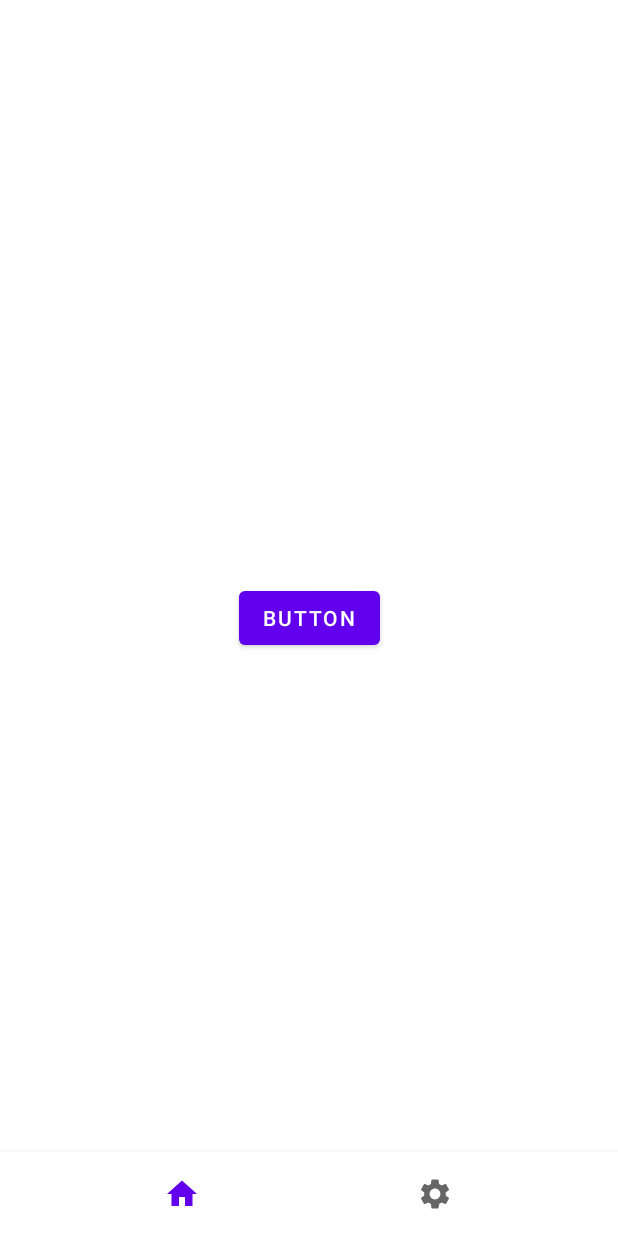
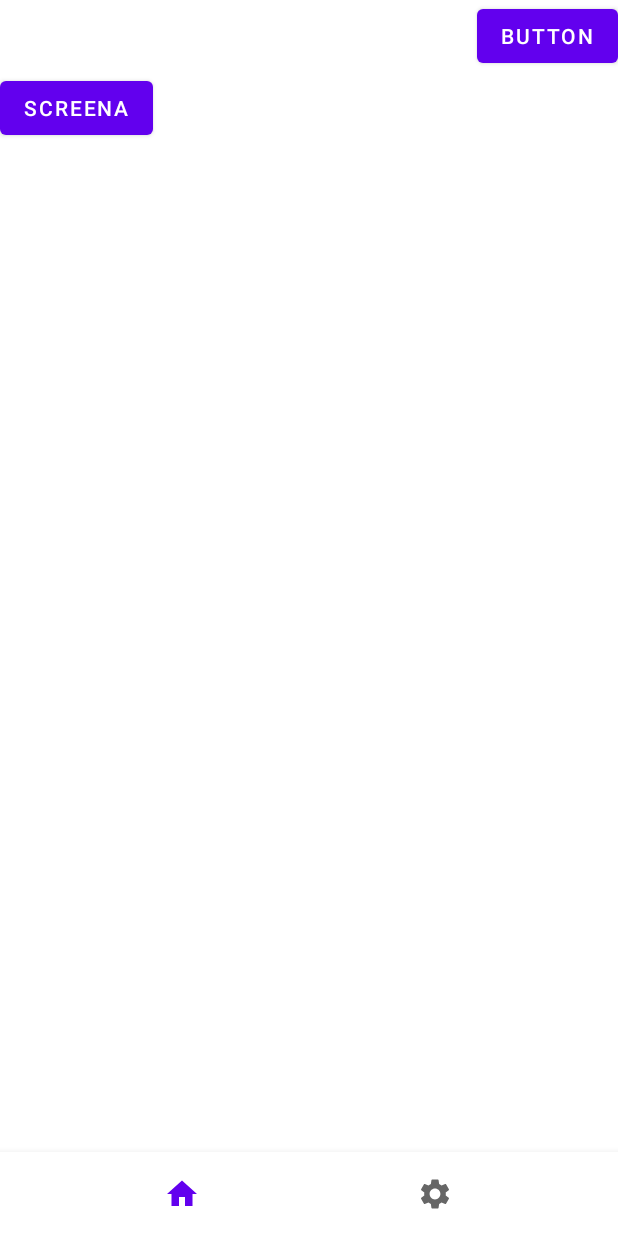
Before and after one commit to mrko900/brain-trainer, an Android app: the screen it shows after launch (MainActivity), on a phone screen of 412 x 824 dp. Run offline under Robolectric (Android 15) with nearby library versions, the phone set to English and light mode, and no system bars.

Commit message:
Navigation test (programmatic)

```diff
--- /dev/null
+++ b/app/src/main/java/com/github/mrko900/braintrainer/HomeFragment.kt
@@ -0,0 +1,13 @@
+package com.github.mrko900.braintrainer
+
+import android.os.Bundle
+import android.view.LayoutInflater
+import android.view.View
+import android.view.ViewGroup
+import androidx.fragment.app.Fragment
+
+class HomeFragment : Fragment() {
+    override fun onCreateView(inflater: LayoutInflater, container: ViewGroup?, savedInstanceState: Bundle?): View? {
+        return inflater.inflate(R.layout.screena, container, false)
+    }
+}
--- a/app/src/main/java/com/github/mrko900/braintrainer/MainActivity.kt
+++ b/app/src/main/java/com/github/mrko900/braintrainer/MainActivity.kt
@@ -1,19 +1,45 @@
 package com.github.mrko900.braintrainer
 
-import android.graphics.Color
 import android.os.Bundle
+import android.view.View
 import androidx.appcompat.app.AppCompatActivity
+import androidx.navigation.NavAction
+import androidx.navigation.NavController
+import androidx.navigation.fragment.NavHostFragment
 import com.github.mrko900.braintrainer.databinding.MainBinding
 
 class MainActivity : AppCompatActivity() {
+    companion object {
+        @JvmField
+        val LOGGING_TAG = MainActivity::class.java.name
+
+        private fun getFragmentId(navId: Int): Int = when (navId) {
+            R.id.home -> R.id.fragment_home
+            R.id.options -> R.id.fragment_options
+            else -> throw IllegalArgumentException("unknown fragment")
+        }
+    }
+
     private lateinit var binding: MainBinding
+    private lateinit var navigation: NavController
 
     override fun onCreate(savedInstanceState: Bundle?) {
         super.onCreate(savedInstanceState)
+
         binding = MainBinding.inflate(layoutInflater)
         setContentView(binding.root)
-        binding.button.setOnClickListener {
-            binding.button.setBackgroundColor(Color.RED)
+
+        navigation = (supportFragmentManager.findFragmentById(R.id.nav_host_fragment) as NavHostFragment).navController
+        val testnav1 = View.generateViewId()
+        val testnav2 = View.generateViewId()
+        navigation.findDestination(R.id.fragment_home)!!.putAction(testnav1,
+            NavAction(R.id.fragment_options))
+        navigation.findDestination(R.id.fragment_options)!!.putAction(testnav2,
+            NavAction(R.id.fragment_home))
+
+        binding.navView.setOnItemSelectedListener {
+            navigation.navigate(if (it.itemId == R.id.home) testnav2 else testnav1)
+            return@setOnItemSelectedListener true
         }
     }
 }
--- /dev/null
+++ b/app/src/main/java/com/github/mrko900/braintrainer/OptionsFragment.kt
@@ -0,0 +1,13 @@
+package com.github.mrko900.braintrainer
+
+import android.os.Bundle
+import android.view.LayoutInflater
+import android.view.View
+import android.view.ViewGroup
+import androidx.fragment.app.Fragment
+
+class OptionsFragment : Fragment() {
+    override fun onCreateView(inflater: LayoutInflater, container: ViewGroup?, savedInstanceState: Bundle?): View? {
+        return inflater.inflate(R.layout.screenb, container, false)
+    }
+}
--- a/app/src/main/res/layout/main.xml
+++ b/app/src/main/res/layout/main.xml
@@ -4,24 +4,30 @@
     xmlns:tools="http://schemas.android.com/tools"
     android:layout_width="match_parent"
     android:layout_height="match_parent"
-        tools:context=".MainActivity" >
+    tools:context=".MainActivity">
+
+    <fragment
+        android:id="@+id/nav_host_fragment"
+        android:name="androidx.navigation.fragment.NavHostFragment"
+        android:layout_width="0dp"
+        android:layout_height="0dp"
+        app:defaultNavHost="true"
+        app:layout_constraintBottom_toTopOf="@+id/nav_view"
+        app:layout_constraintEnd_toEndOf="parent"
+        app:layout_constraintHorizontal_bias="1.0"
+        app:layout_constraintStart_toStartOf="parent"
+        app:layout_constraintTop_toTopOf="parent"
+        app:layout_constraintVertical_bias="1.0"
+        app:navGraph="@navigation/nav_graph" />
 
     <com.google.android.material.bottomnavigation.BottomNavigationView
+        android:id="@+id/nav_view"
         android:layout_width="0dp"
         android:layout_height="wrap_content"
+        app:labelVisibilityMode="unlabeled"
         app:layout_constraintBottom_toBottomOf="parent"
+        app:layout_constraintEnd_toEndOf="parent"
         app:layout_constraintStart_toStartOf="parent"
-            app:layout_constraintEnd_toEndOf="parent"
-            app:menu="@menu/bottom_nav_menu"
-            app:labelVisibilityMode="unlabeled" />
+        app:menu="@menu/bottom_nav_menu" />
 
-    <Button
-            android:text="Button"
-            android:layout_width="wrap_content"
-            android:layout_height="wrap_content"
-            android:id="@+id/button"
-            app:layout_constraintEnd_toEndOf="parent"
-            app:layout_constraintTop_toTopOf="parent"
-            app:layout_constraintBottom_toBottomOf="parent"
-            app:layout_constraintStart_toStartOf="parent" />
 </androidx.constraintlayout.widget.ConstraintLayout>
--- /dev/null
+++ b/app/src/main/res/layout/screena.xml
@@ -0,0 +1,23 @@
+<?xml version="1.0" encoding="utf-8"?>
+<androidx.constraintlayout.widget.ConstraintLayout xmlns:android="http://schemas.android.com/apk/res/android"
+        xmlns:app="http://schemas.android.com/apk/res-auto"
+        xmlns:tools="http://schemas.android.com/tools"
+        android:layout_width="match_parent"
+        android:layout_height="match_parent">
+
+    <Button
+            android:text="Button"
+            android:layout_width="wrap_content"
+            android:layout_height="wrap_content"
+            android:id="@+id/button2"
+            app:layout_constraintTop_toTopOf="parent"
+            app:layout_constraintEnd_toEndOf="parent" />
+
+    <Button
+            android:text="screena"
+            android:layout_width="wrap_content"
+            android:layout_height="wrap_content"
+            android:id="@+id/button3"
+            app:layout_constraintTop_toBottomOf="@+id/button2"
+            app:layout_constraintStart_toStartOf="parent" />
+</androidx.constraintlayout.widget.ConstraintLayout>
--- /dev/null
+++ b/app/src/main/res/layout/screenb.xml
@@ -0,0 +1,16 @@
+<?xml version="1.0" encoding="utf-8"?>
+<androidx.constraintlayout.widget.ConstraintLayout xmlns:android="http://schemas.android.com/apk/res/android"
+        xmlns:app="http://schemas.android.com/apk/res-auto"
+        xmlns:tools="http://schemas.android.com/tools"
+        android:layout_width="match_parent"
+        android:layout_height="match_parent">
+
+    <Button
+            android:text="Button"
+            android:layout_width="wrap_content"
+            android:layout_height="wrap_content"
+            android:id="@+id/button"
+            app:layout_constraintEnd_toEndOf="parent"
+            app:layout_constraintStart_toStartOf="parent"
+            app:layout_constraintTop_toTopOf="parent" />
+</androidx.constraintlayout.widget.ConstraintLayout>
--- /dev/null
+++ b/app/src/main/res/navigation/nav_graph.xml
@@ -0,0 +1,12 @@
+<?xml version="1.0" encoding="utf-8"?>
+<navigation xmlns:android="http://schemas.android.com/apk/res/android"
+        android:id="@+id/nav_graph.xml"
+        xmlns:app="http://schemas.android.com/apk/res-auto"
+        app:startDestination="@id/fragment_home">
+    <fragment
+        android:id="@+id/fragment_home"
+        android:name="com.github.mrko900.braintrainer.HomeFragment" />
+    <fragment
+        android:id="@+id/fragment_options"
+        android:name="com.github.mrko900.braintrainer.OptionsFragment" />
+</navigation>
```
Lines whose indentation alone changed are shown as unchanged.
